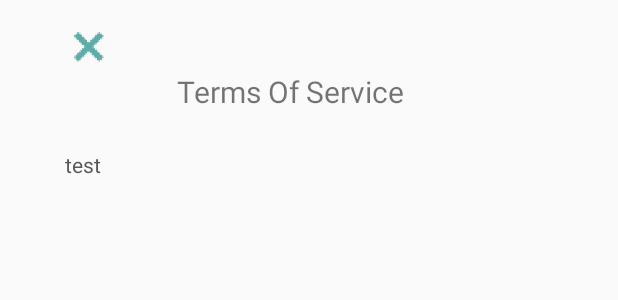
After one commit to irmahariawang/synevirta-project, an Android app: the layout terms.xml on its own in the app's theme, with its tools: preview values and no code run, on a phone screen of 412 x 824 dp. The commit adds this screen. Shown: the top 300 px of the screen. Run offline under Robolectric (Android 15) with nearby library versions, the phone set to English and light mode, and no system bars; network calls fail.

Commit message:
add legal pages

```diff
--- a/app/src/main/res/layout/activity_policy.xml
+++ b/app/src/main/res/layout/policy.xml
@@ -39,5 +39,9 @@
 
     </android.support.v7.widget.Toolbar>
 
+<TextView
+    android:layout_width="match_parent"
+    android:layout_height="wrap_content"
+    android:text="test"/>
 
 </LinearLayout>
--- /dev/null
+++ b/app/src/main/res/layout/terms.xml
@@ -0,0 +1,40 @@
+<?xml version="1.0" encoding="utf-8"?>
+<LinearLayout xmlns:android="http://schemas.android.com/apk/res/android"
+xmlns:app="http://schemas.android.com/apk/res-auto"
+xmlns:tools="http://schemas.android.com/tools"
+android:orientation="vertical"
+android:layout_width="325dp"
+android:layout_height="wrap_content"
+android:layout_gravity="center_horizontal"
+android:layout_marginTop="15dp"
+tools:context="com.procodecg.codingmom.ehealth.utils.Setting">
+
+
+<ImageButton
+    android:layout_width="wrap_content"
+    android:layout_height="wrap_content"
+    android:id="@+id/btnClose"
+    android:src="@drawable/ic_close1"
+    android:background="@null"
+    android:onClick="closeToMain"
+    android:layout_gravity="start" />
+
+<TextView
+    android:layout_width="300dp"
+    android:layout_height="wrap_content"
+    android:text="Terms Of Service"
+    android:textSize="20sp"
+    android:gravity="center"
+    android:layout_marginBottom="25dp" />
+
+
+    <TextView
+        android:layout_width="wrap_content"
+        android:layout_height="wrap_content"
+        android:id="@+id/text_"
+        android:text="test"
+        android:textSize="14sp"
+        android:textColor="@color/dark_grey"/>
+
+
+</LinearLayout>
```
Also changed, not shown: app/src/main/java/com/procodecg/codingmom/ehealth/utils/Policy.java (renamed from app/src/main/java/com/procodecg/codingmom/ehealth/utils/PolicyActivity.java, +3 -4 lines), app/src/main/java/com/procodecg/codingmom/ehealth/utils/Setting.java (+21 -1 lines), app/src/main/java/com/procodecg/codingmom/ehealth/utils/Terms.java (added, +36 -0 lines).
